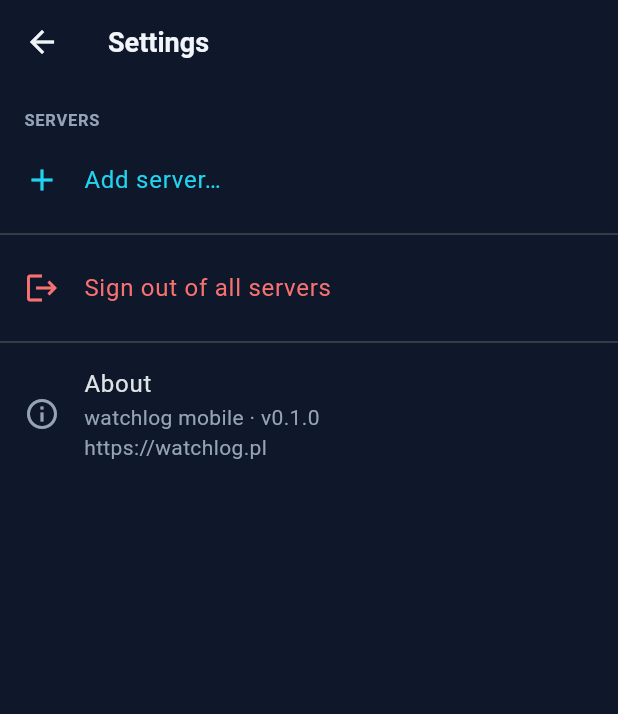
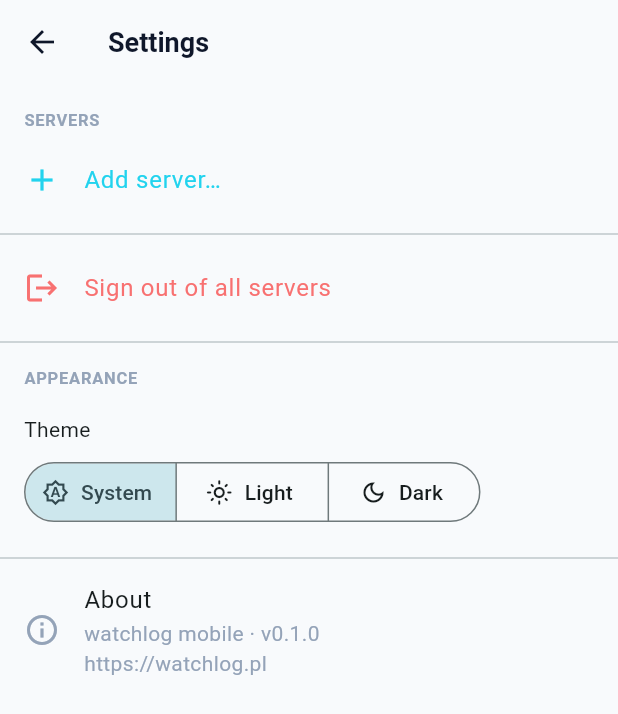
Before and after one commit to Belikebee1/Belikebee1-watchlog_mobile, a Flutter app: the SettingsScreen screen opened directly, on a phone screen of 412 x 824 dp. Shown: the top 714 px of the screen. Run offline on Flutter 3.47's test engine with Material 3 defaults, Android fonts, the light colour scheme and no system bars; our stand-ins replace dio, firebase_core, firebase_messaging, flutter_local_notifications, flutter_riverpod, flutter_secure_storage; missing offline and left inert: mobile_scanner; accounts and stored records are empty; generated files the repository leaves out were written again.

Commit message:
feat(mobile): theme mode infrastructure - light/dark/system [Phase 1M.1]
Adds the plumbing to switch between dark/light without yet migrating
every widget. AppColors stays as static dark constants for backwards
compatibility (165 call sites unchanged); WatchlogSurfaces is the new
theme-aware path that future widget migrations will use.

- theme.dart:
  * WatchlogSurfaces ThemeExtension with dark + light palettes that
    lerp smoothly when the user toggles appearance.
  * BuildContext.surfaces shorthand for surface-token lookup.
  * buildLightTheme() + buildDarkTheme() share _buildTheme() helper.
  * Old buildTheme() kept as alias of buildDarkTheme() so existing
    main.dart imports don't break before the next commit.
- providers/theme_provider.dart: ThemeModeNotifier persists the choice
  in flutter_secure_storage (same encryption envelope as server tokens).
- main.dart: MaterialApp now ships both themes plus themeMode driven by
  the provider. ThemeMode loads in parallel with auth on bootstrap.
- screens/settings_screen.dart: "Appearance" section with a three-way
  SegmentedButton (System / Light / Dark). One tap to switch.

Material widgets (Scaffold, AppBar, Card, dialogs) adapt automatically
via ColorScheme + the new theme extension. Custom widgets that still
reference AppColors directly will look dark even in light mode — those
get migrated in 1M.2 screen-by-screen.

```diff
--- /dev/null
+++ b/lib/providers/theme_provider.dart
@@ -0,0 +1,63 @@
+import 'package:flutter/material.dart';
+import 'package:flutter_riverpod/flutter_riverpod.dart';
+import 'package:flutter_secure_storage/flutter_secure_storage.dart';
+
+import 'auth_provider.dart' show secureStorageProvider;
+
+/// Persists the user's appearance choice across app launches.
+///
+/// Three options exposed to the user:
+///   * [ThemeMode.system] — follow the OS (default)
+///   * [ThemeMode.light]  — always light
+///   * [ThemeMode.dark]   — always dark
+///
+/// Stored in flutter_secure_storage rather than SharedPreferences so it
+/// shares the same encryption envelope as the server tokens — one
+/// storage backend for the whole app keeps deletion semantics simple
+/// when the user wipes data.
+class ThemeModeNotifier extends StateNotifier<ThemeMode> {
+  static const _kKey = 'watchlog_theme_mode_v1';
+  final FlutterSecureStorage _storage;
+
+  ThemeModeNotifier(this._storage) : super(ThemeMode.system);
+
+  Future<void> load() async {
+    final raw = await _storage.read(key: _kKey);
+    state = _parse(raw);
+  }
+
+  Future<void> setMode(ThemeMode mode) async {
+    if (mode == state) return;
+    state = mode;
+    await _storage.write(key: _kKey, value: _serialize(mode));
+  }
+
+  static ThemeMode _parse(String? raw) {
+    switch (raw) {
+      case 'light':
+        return ThemeMode.light;
+      case 'dark':
+        return ThemeMode.dark;
+      case 'system':
+      case null:
+      default:
+        return ThemeMode.system;
+    }
+  }
+
+  static String _serialize(ThemeMode mode) {
+    switch (mode) {
+      case ThemeMode.light:
+        return 'light';
+      case ThemeMode.dark:
+        return 'dark';
+      case ThemeMode.system:
+        return 'system';
+    }
+  }
+}
+
+final themeModeProvider =
+    StateNotifierProvider<ThemeModeNotifier, ThemeMode>((ref) {
+  return ThemeModeNotifier(ref.watch(secureStorageProvider));
+});
--- a/lib/screens/settings_screen.dart
+++ b/lib/screens/settings_screen.dart
@@ -4,6 +4,7 @@
 import '../models/server.dart';
 import '../providers/auth_provider.dart';
 import '../providers/push_provider.dart';
+import '../providers/theme_provider.dart';
 import '../theme.dart';
 import 'add_server_screen.dart';
 
@@ -79,6 +80,9 @@
               }
             },
           ),
+          const Divider(),
+          const _SectionHeader('Appearance'),
+          const _AppearanceTile(),
           const Divider(),
           const ListTile(
             leading: Icon(Icons.info_outline, color: AppColors.fgMuted),
@@ -211,3 +215,58 @@
     );
   }
 }
+
+/// "Appearance" row — three-segment toggle: System / Light / Dark.
+///
+/// We use a SegmentedButton rather than a dialog/dropdown so the user
+/// sees all three options at once and can toggle with a single tap. The
+/// chosen mode persists in secure storage via [themeModeProvider].
+class _AppearanceTile extends ConsumerWidget {
+  const _AppearanceTile();
+
+  @override
+  Widget build(BuildContext context, WidgetRef ref) {
+    final mode = ref.watch(themeModeProvider);
+    return Padding(
+      padding: const EdgeInsets.fromLTRB(16, 4, 16, 12),
+      child: Column(
+        crossAxisAlignment: CrossAxisAlignment.start,
+        children: [
+          const Padding(
+            padding: EdgeInsets.symmetric(vertical: 8),
+            child: Text(
+              'Theme',
+              style: TextStyle(fontSize: 14),
+            ),
+          ),
+          SegmentedButton<ThemeMode>(
+            segments: const [
+              ButtonSegment(
+                value: ThemeMode.system,
+                label: Text('System'),
+                icon: Icon(Icons.brightness_auto_outlined),
+              ),
+              ButtonSegment(
+                value: ThemeMode.light,
+                label: Text('Light'),
+                icon: Icon(Icons.light_mode_outlined),
+              ),
+              ButtonSegment(
+                value: ThemeMode.dark,
+                label: Text('Dark'),
+                icon: Icon(Icons.dark_mode_outlined),
+              ),
+            ],
+            selected: {mode},
+            showSelectedIcon: false,
+            onSelectionChanged: (set) {
+              if (set.isNotEmpty) {
+                ref.read(themeModeProvider.notifier).setMode(set.first);
+              }
+            },
+          ),
+        ],
+      ),
+    );
+  }
+}
```
Also changed, not shown: lib/main.dart (+8 -1 lines), lib/theme.dart (+139 -25 lines).
